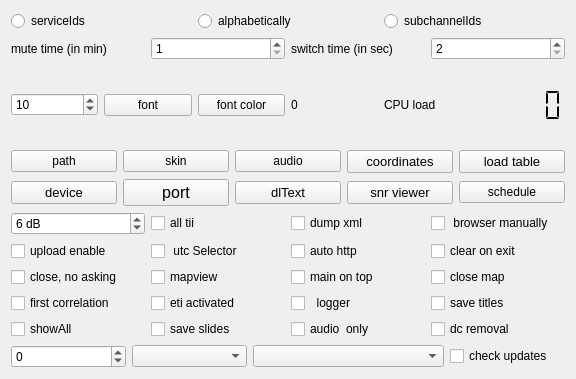
Before: the Qt Designer form sources/main/forms-v7/config-helper.ui in JvanKatwijk/qt-dab, drawn with Qt 5.
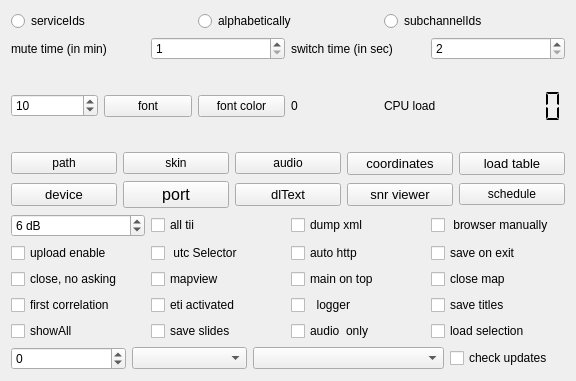
After: the same form once the commit is applied. Custom widgets are drawn as their Qt base class.

Patch:
```diff
--- a/sources/main/forms-v7/config-helper.ui
+++ b/sources/main/forms-v7/config-helper.ui
@@ -7,7 +7,7 @@
     <x>0</x>
     <y>0</y>
     <width>576</width>
-    <height>379</height>
+    <height>381</height>
    </rect>
   </property>
   <property name="windowTitle">
@@ -422,7 +422,7 @@
         <string>&lt;html&gt;&lt;head/&gt;&lt;body&gt;&lt;p&gt;Setting this selector instructs the software to clean at program termination the scanlist. Normally it will be kept between program invocations.&lt;/p&gt;&lt;/body&gt;&lt;/html&gt;</string>
        </property>
        <property name="text">
-        <string>clear on exit</string>
+        <string>save on exit</string>
        </property>
       </widget>
      </item>
@@ -542,7 +542,7 @@
         <string>&lt;html&gt;&lt;head/&gt;&lt;body&gt;&lt;p&gt;Having this selector set instructs the software to apply a DC elimination algorith to the input&lt;/p&gt;&lt;/body&gt;&lt;/html&gt;</string>
        </property>
        <property name="text">
-        <string>dc removal</string>
+        <string>load selection</string>
        </property>
       </widget>
      </item>
```
Left out of the diff: 8 changed lines with no effect on the pictures.
